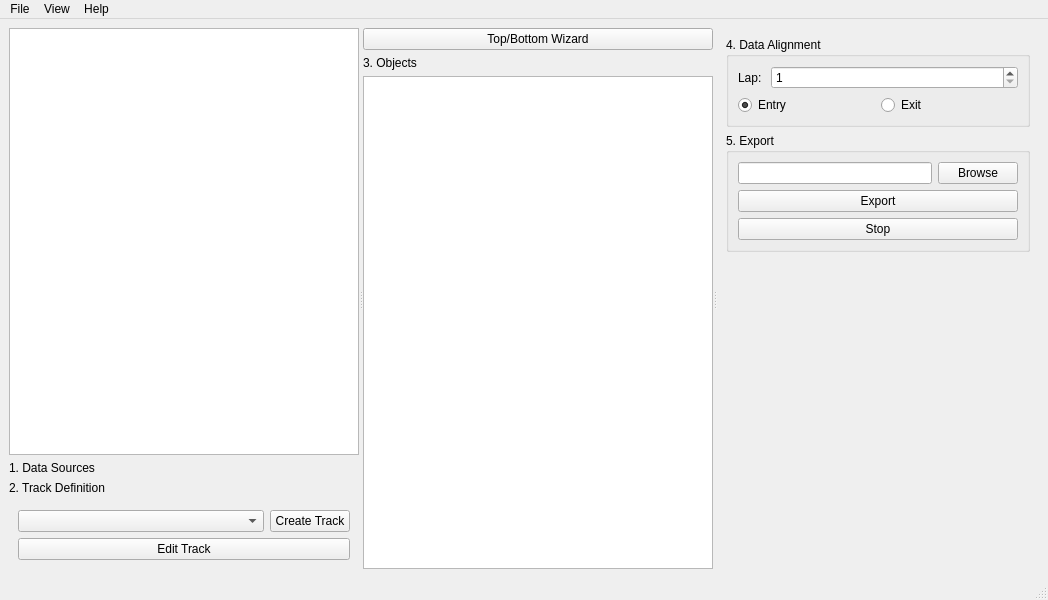
This is apps/ui/projectwindow.ui in hankedan000/gopro-overlay as Qt 5 draws it before an edit. The edited form follows.
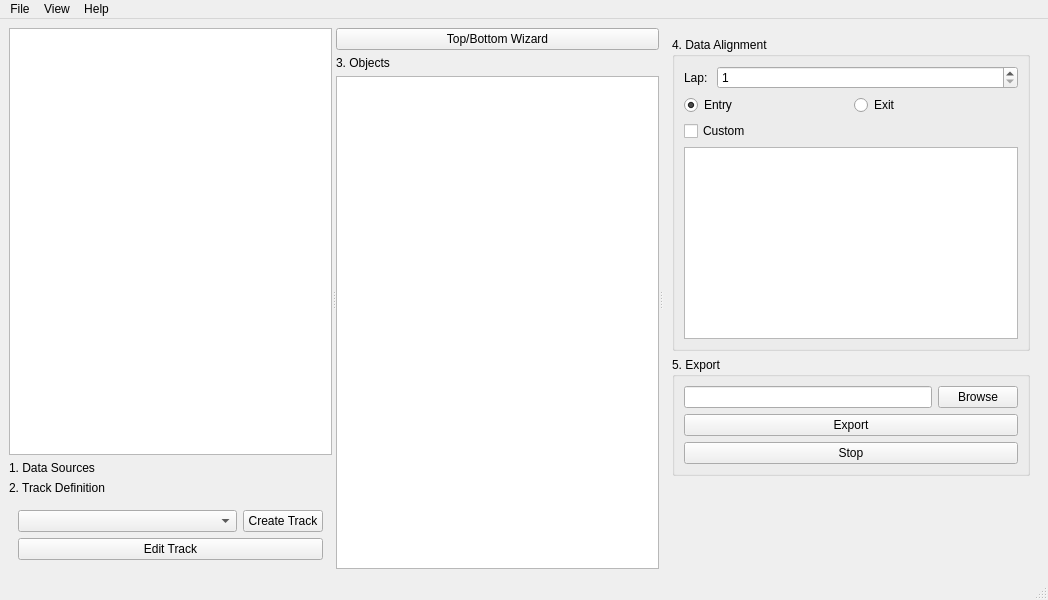
This is the edited form.

Commit message: adding custom alignment table

Patch:
```diff
--- a/apps/ui/projectwindow.ui
+++ b/apps/ui/projectwindow.ui
@@ -145,6 +145,16 @@
                 </item>
                </layout>
               </item>
+              <item>
+               <widget class="QCheckBox" name="customAlignmentCheckBox">
+                <property name="text">
+                 <string>Custom</string>
+                </property>
+               </widget>
+              </item>
+              <item>
+               <widget class="QTableView" name="customAlignmentTable"/>
+              </item>
              </layout>
             </widget>
            </item>
```
The commit also changes 2 other files.
